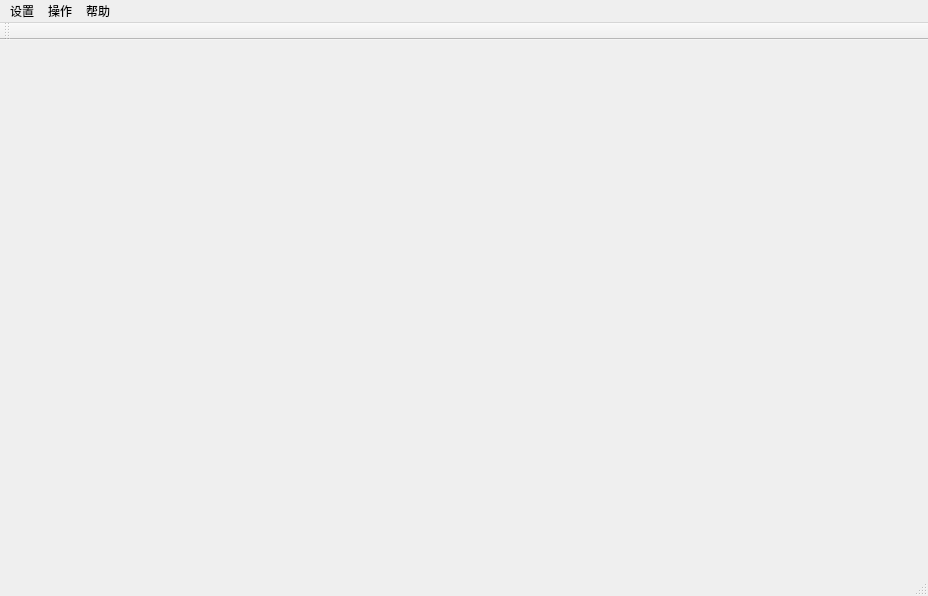
First picture: the form in mainwindow.ui, repository zhsliu/MS, before the edit.
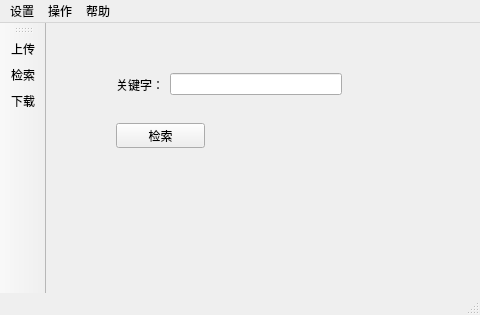
Second picture: the form after the edit.

Diff of the .ui file:
```diff
--- a/mainwindow.ui
+++ b/mainwindow.ui
@@ -6,20 +6,101 @@
    <rect>
     <x>0</x>
     <y>0</y>
-    <width>928</width>
-    <height>596</height>
+    <width>480</width>
+    <height>315</height>
    </rect>
   </property>
   <property name="windowTitle">
    <string>MainWindow</string>
   </property>
-  <widget class="QWidget" name="centralwidget"/>
+  <widget class="QWidget" name="centralwidget">
+   <widget class="QStackedWidget" name="stackedWidget">
+    <property name="geometry">
+     <rect>
+      <x>50</x>
+      <y>30</y>
+      <width>341</width>
+      <height>151</height>
+     </rect>
+    </property>
+    <property name="currentIndex">
+     <number>1</number>
+    </property>
+    <widget class="QWidget" name="page">
+     <widget class="QLabel" name="label">
+      <property name="geometry">
+       <rect>
+        <x>10</x>
+        <y>30</y>
+        <width>281</width>
+        <height>71</height>
+       </rect>
+      </property>
+      <property name="font">
+       <font>
+        <family>Umpush</family>
+        <pointsize>17</pointsize>
+        <weight>75</weight>
+        <italic>true</italic>
+        <bold>true</bold>
+       </font>
+      </property>
+      <property name="cursor">
+       <cursorShape>IBeamCursor</cursorShape>
+      </property>
+      <property name="text">
+       <string>Ciphertext Search System</string>
+      </property>
+      <property name="textFormat">
+       <enum>Qt::AutoText</enum>
+      </property>
+     </widget>
+    </widget>
+    <widget class="QWidget" name="page_2">
+     <widget class="QWidget" name="widget" native="true">
+      <property name="geometry">
+       <rect>
+        <x>20</x>
+        <y>10</y>
+        <width>226</width>
+        <height>43</height>
+       </rect>
+      </property>
+      <layout class="QHBoxLayout" name="horizontalLayout">
+       <item>
+        <widget class="QLabel" name="label_2">
+         <property name="text">
+          <string>关键字：</string>
+         </property>
+        </widget>
+       </item>
+       <item>
+        <widget class="QLineEdit" name="lineEdit"/>
+       </item>
+      </layout>
+     </widget>
+     <widget class="QPushButton" name="do_search_btn">
+      <property name="geometry">
+       <rect>
+        <x>20</x>
+        <y>70</y>
+        <width>89</width>
+        <height>25</height>
+       </rect>
+      </property>
+      <property name="text">
+       <string>检索</string>
+      </property>
+     </widget>
+    </widget>
+   </widget>
+  </widget>
   <widget class="QMenuBar" name="menubar">
    <property name="geometry">
     <rect>
      <x>0</x>
      <y>0</y>
-     <width>928</width>
+     <width>480</width>
      <height>28</height>
     </rect>
    </property>
@@ -57,11 +138,14 @@
     <string>toolBar</string>
    </property>
    <attribute name="toolBarArea">
-    <enum>TopToolBarArea</enum>
+    <enum>LeftToolBarArea</enum>
    </attribute>
    <attribute name="toolBarBreak">
     <bool>false</bool>
    </attribute>
+   <addaction name="action_5"/>
+   <addaction name="action_7"/>
+   <addaction name="action_6"/>
   </widget>
   <action name="actionaction_1">
    <property name="text">
```
Left out of the diff: 4 changed lines with no effect on the pictures.
